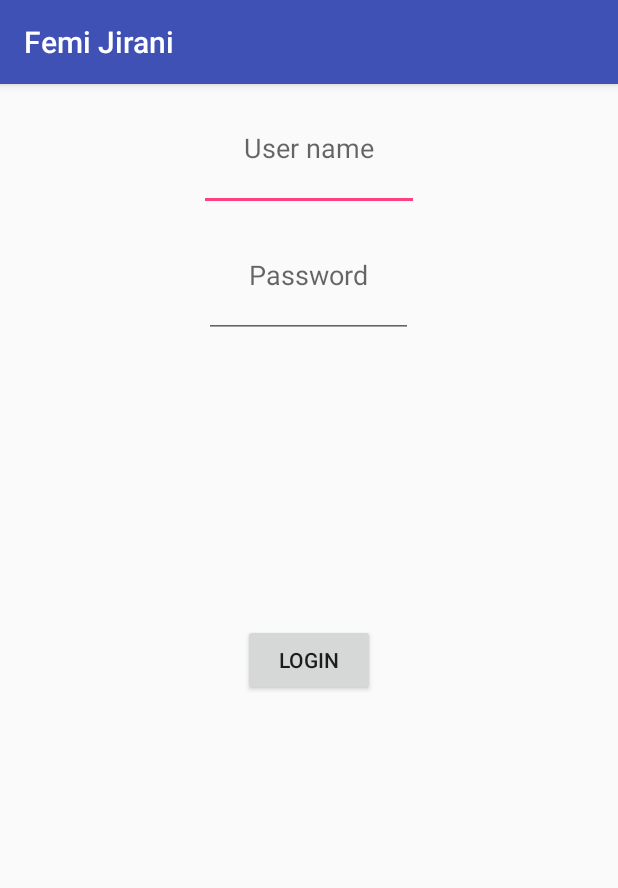
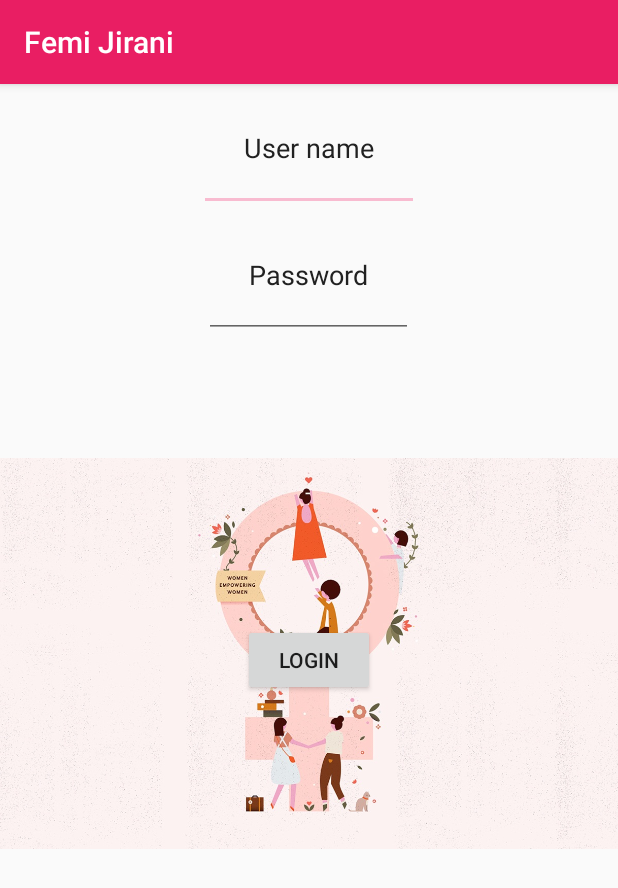
Before and after one commit to Whambuoy/Femi-Jirani, an Android app: the screen it shows after launch (MainActivity), on a phone screen of 412 x 824 dp. Shown: the top 888 px of the screen. Run offline under Robolectric (Android 15) with nearby library versions, the phone set to English and light mode, and no system bars.

Commit message:
Final touches of layout complete

```diff
--- a/app/src/main/res/layout/activity_main.xml
+++ b/app/src/main/res/layout/activity_main.xml
@@ -7,24 +7,33 @@
     android:orientation="vertical"
     tools:context="com.example.android.femijirani.MainActivity">
 
+    <ImageView
+        android:layout_width="wrap_content"
+        android:layout_height="wrap_content"
+        android:src="@drawable/we"
+        android:backgroundTint="#F8BBD0"/>
+
+
     <EditText
         android:id="@+id/username"
         android:layout_width="wrap_content"
         android:layout_height="wrap_content"
         android:hint="@string/user_name"
+        android:textColorHint="#212121"
         android:layout_centerHorizontal="true"
         android:padding="30dp"
-        />
+        android:textColor="#212121"/>
 
     <EditText
         android:id="@+id/password"
         android:layout_width="wrap_content"
         android:layout_height="wrap_content"
         android:hint="@string/password"
+        android:textColorHint="#212121"
         android:layout_below="@+id/username"
         android:layout_centerHorizontal="true"
         android:padding="30dp"
-        />
+        android:textColor="#212121"/>
 
     <Button
         android:id="@+id/button_login"
--- a/app/src/main/res/values/colors.xml
+++ b/app/src/main/res/values/colors.xml
@@ -1,6 +1,11 @@
 <?xml version="1.0" encoding="utf-8"?>
 <resources>
-    <color name="colorPrimary">#3F51B5</color>
-    <color name="colorPrimaryDark">#303F9F</color>
-    <color name="colorAccent">#FF4081</color>
+
+    <color name="colorPrimary">#E91E63</color>
+    <color name="colorPrimaryDark">#C2185B</color>
+    <color name="colorAccent">#F8BBD0</color>
+    <color name="colorPrimary_text">#212121</color>
+    <color name="colorSecondary_text">#757575</color>
+    <color name="colorIcons">#FFFFFF</color>
+    <color name="colorDivider">#BDBDBD</color>
 </resources>
```
Also changed, not shown: app/src/main/res/drawable/we.jpg (added).
